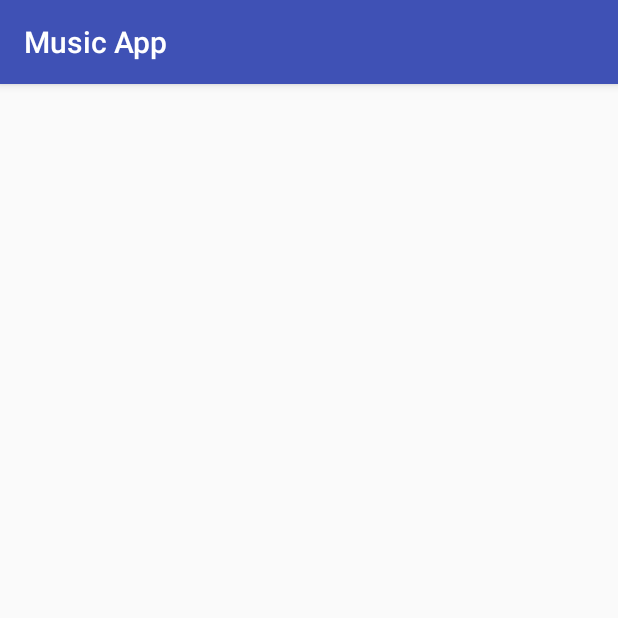
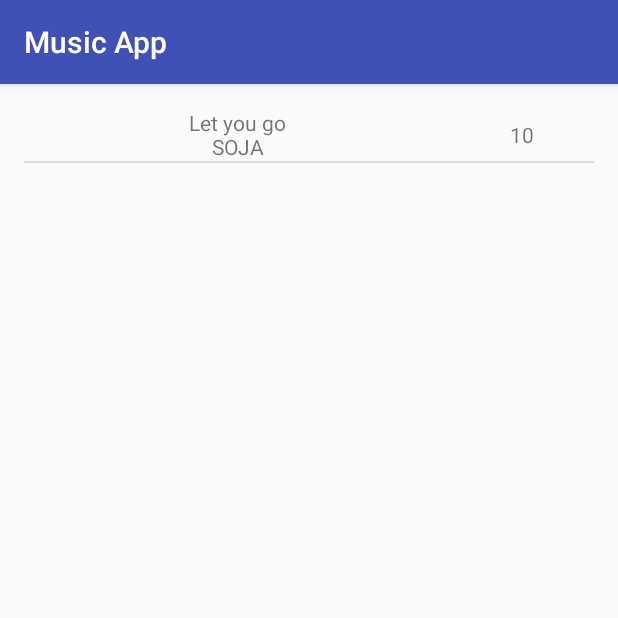
Before and after one commit to dsi28/Music-App, an Android app: the screen it shows after launch (MusicList_Activity), after a tap on an icon or button, on a phone screen of 412 x 824 dp, the top half of it. Run offline under Robolectric (Android 15) with nearby library versions, the phone set to English and light mode, and no system bars; our stand-ins replace ButterKnife; 1 other tap on this screen came first.

Commit message:
2nd activity

```diff
--- a/app/src/main/java/com/example/android/musicapp/MusicList_Activity.java
+++ b/app/src/main/java/com/example/android/musicapp/MusicList_Activity.java
@@ -1,7 +1,11 @@
 package com.example.android.musicapp;
 
+import android.content.Intent;
 import android.support.v7.app.AppCompatActivity;
 import android.os.Bundle;
+import android.widget.ListView;
+
+import java.util.ArrayList;
 
 public class MusicList_Activity extends AppCompatActivity {
 
@@ -9,5 +13,46 @@ public class MusicList_Activity extends AppCompatActivity {
     protected void onCreate(Bundle savedInstanceState) {
         super.onCreate(savedInstanceState);
         setContentView(R.layout.activity_music_list_);
+
+        ArrayList<Song> songList= new ArrayList<>();
+        Intent intent = getIntent();
+        int musicSelection = (int) intent.getSerializableExtra("listNum");
+
+        switch (musicSelection){
+            case 1:
+                songList.add(new Song("reggae", "Let you go", 3.5, "SOJA", "", "Strength To Survive"));
+                songList.add(new Song("reggae", "Let you go", 3.5, "SOJA", "", "Strength To Survive"));
+                songList.add(new Song("reggae", "Let you go", 3.5, "SOJA", "", "Strength To Survive"));
+                songList.add(new Song("reggae", "Let you go", 3.5, "SOJA", "", "Strength To Survive"));
+                songList.add(new Song("reggae", "Let you go", 3.5, "SOJA", "", "Strength To Survive"));
+                songList.add(new Song("reggae", "Let you go", 3.5, "SOJA", "", "Strength To Survive"));
+                songList.add(new Song("reggae", "Let you go", 3.5, "SOJA", "", "Strength To Survive"));
+                songList.add(new Song("reggae", "Let you go", 3.5, "SOJA", "", "Strength To Survive"));
+                songList.add(new Song("reggae", "Let you go", 3.5, "SOJA", "", "Strength To Survive"));
+                songList.add(new Song("reggae", "Let you go", 3.5, "SOJA", "", "Strength To Survive"));
+                songList.add(new Song("reggae", "Let you go", 3.5, "SOJA", "", "Strength To Survive"));
+                songList.add(new Song("reggae", "Let you go", 3.5, "SOJA", "", "Strength To Survive"));
+                songList.add(new Song("reggae", "Let you go", 3.5, "SOJA", "", "Strength To Survive"));
+                songList.add(new Song("reggae", "Let you go", 3.5, "SOJA", "", "Strength To Survive"));
+                break;
+            case 2:
+                songList.add(new Song("reggae", "Let you go", 3.5, "SOJA", "", "Strength To Survive"));
+
+                break;
+            case 3:
+                break;
+            case 4:
+                break;
+            case 5:
+                break;
+            default:
+                break;
+        }
+
+        SongAdapter itemsAdapter = new SongAdapter(this, songList);
+        ListView listView = (ListView) findViewById(R.id.list);
+        listView.setAdapter(itemsAdapter);
+
+
     }
 }
--- /dev/null
+++ b/app/src/main/java/com/example/android/musicapp/Song.java
@@ -0,0 +1,117 @@
+package com.example.android.musicapp;
+
+import android.graphics.drawable.Drawable;
+
+public class Song {
+    //private static int id;
+    private String genre;
+    private String name;
+    private double length;
+    private String mainArtist;
+    private String featArtist;
+    private String displayArtist;
+    private String album;
+    private int Score=10;
+//    public Drawable pic;
+
+
+    public Song(String genre, String name, double length, String mainArtist, String featArtist, String album) {
+        //id++;
+        setGenre(genre);
+        setName(name);
+        setLength(length);
+        setMainArtist(mainArtist);
+        setFeatArtist(featArtist);
+        setAlbum(album);
+        setDisplayArtist();
+    }
+
+    public String displaySongInfo(){
+        return name+"\n"+displayArtist;
+    }
+
+
+    //get
+
+    public String getDisplayArtist() {
+        return displayArtist;
+    }
+
+//    public int getId() {
+//        return id;
+//    }
+
+    public String getGenre() {
+        return genre;
+    }
+
+    public String getName() {
+        return name;
+    }
+
+    public double getLength() {
+        return length;
+    }
+
+    public String getMainArtist() {
+        return mainArtist;
+    }
+
+    public String getFeatArtist() {
+        return featArtist;
+    }
+
+    public String getAlbum() {
+        return album;
+    }
+
+    public String getScore() {
+        return Score+"";
+    }
+
+//    public Drawable getPic() {
+//        return pic;
+//    }
+//
+
+    //set
+    public void setDisplayArtist(){
+        if (featArtist.equals("")){
+            displayArtist= mainArtist;
+        }else {
+            displayArtist = mainArtist + ", " + featArtist;
+        }
+    }
+
+    public void setGenre(String genre) {
+        this.genre = genre;
+    }
+
+    public void setName(String name) {
+        this.name = name;
+    }
+
+    public void setLength(double length) {
+        this.length = length;
+    }
+
+    public void setMainArtist(String mainArtist) {
+        this.mainArtist = mainArtist;
+    }
+
+    public void setFeatArtist(String featArtist) {
+        this.featArtist = featArtist;
+    }
+
+    public void setAlbum(String album) {
+        this.album = album;
+    }
+
+    public void setScore(int score) {
+        Score = score;
+    }
+
+//    public void setPic(Drawable pic) {
+//        this.pic = pic;
+//    }
+}
--- /dev/null
+++ b/app/src/main/java/com/example/android/musicapp/SongAdapter.java
@@ -0,0 +1,56 @@
+package com.example.android.musicapp;
+
+import android.app.Activity;
+import android.support.annotation.NonNull;
+import android.support.annotation.Nullable;
+import android.view.LayoutInflater;
+import android.view.View;
+import android.view.ViewGroup;
+import android.widget.ArrayAdapter;
+import android.widget.TextView;
+
+import java.util.ArrayList;
+
+public class SongAdapter extends ArrayAdapter<Song>{
+
+    @Override
+    public View getView(int position, @Nullable View convertView, @NonNull ViewGroup parent) {
+        // Check if the existing view is being reused, otherwise inflate the view
+        View listItemView = convertView;
+        if(listItemView == null) {
+            listItemView = LayoutInflater.from(getContext()).inflate(
+                    R.layout.list_item, parent, false);
+        }
+
+        // Get the {@link AndroidFlavor} object located at this position in the list
+        Song currentSong = getItem(position);
+
+        // Find the TextView in the list_item.xml layout with the minwok word
+        TextView songInfo = (TextView) listItemView.findViewById(R.id.snameAndArtistTV);
+        // Get the version name from the current AndroidFlavor object and
+        // set this text on the name TextView
+        songInfo.setText(currentSong.displaySongInfo());
+
+        // Find the TextView in the list_item.xml layout with the ID version_number
+        TextView scoreTextView = (TextView) listItemView.findViewById(R.id.scoreTV);
+        // Get the version number from the current AndroidFlavor object and
+        // set this text on the number TextView
+        scoreTextView.setText(currentSong.getScore());
+
+//        // Find the ImageView in the list_item.xml layout with the ID list_item_icon
+//        ImageView iconView = (ImageView) listItemView.findViewById(R.id.list_item_icon);
+//        // Get the image resource ID from the current AndroidFlavor object and
+//        // set the image to iconView
+//        iconView.setImageResource(currentAndroidFlavor.getImageResourceId());
+
+        // Return the whole list item layout (containing 2 TextViews and an ImageView)
+        // so that it can be shown in the ListView
+        return listItemView;
+    }
+
+    public SongAdapter(Activity context, ArrayList<Song> songList){
+        super(context, 0, songList);
+    }
+
+
+}
--- a/app/src/main/res/layout/activity_music_list_.xml
+++ b/app/src/main/res/layout/activity_music_list_.xml
@@ -1,9 +1,10 @@
 <?xml version="1.0" encoding="utf-8"?>
-<android.support.constraint.ConstraintLayout xmlns:android="http://schemas.android.com/apk/res/android"
-    xmlns:app="http://schemas.android.com/apk/res-auto"
-    xmlns:tools="http://schemas.android.com/tools"
+<ListView xmlns:android="http://schemas.android.com/apk/res/android"
+    android:id="@+id/list"
+    android:orientation="vertical"
     android:layout_width="match_parent"
     android:layout_height="match_parent"
-    tools:context=".MusicList_Activity">
-
-</android.support.constraint.ConstraintLayout>
+    android:paddingLeft="16dp"
+    android:paddingRight="16dp"
+    android:paddingBottom="16dp"
+    android:paddingTop="16dp"/>
--- /dev/null
+++ b/app/src/main/res/layout/list_item.xml
@@ -0,0 +1,31 @@
+<?xml version="1.0" encoding="utf-8"?>
+<LinearLayout
+    xmlns:android="http://schemas.android.com/apk/res/android"
+    android:layout_width="match_parent"
+    android:layout_height="wrap_content"
+    xmlns:tools="http://schemas.android.com/tools"
+    android:orientation="horizontal"
+    android:layout_marginTop="16dp"
+    android:layout_marginLeft="16dp"
+    android:layout_marginStart="16dp"
+    android:layout_marginRight="16dp"
+    android:layout_marginEnd="16dp">
+
+    <TextView
+        android:id="@+id/snameAndArtistTV"
+        android:layout_width="0dp"
+        android:layout_height="wrap_content"
+        android:layout_weight="3"
+        android:gravity="center"
+
+        tools:text="I don't wanna wait\nSOJA"/>
+    <TextView
+        android:id="@+id/scoreTV"
+        android:layout_width="0dp"
+        android:layout_height="match_parent"
+        android:layout_weight="1"
+        android:gravity="center"
+
+        tools:text="10"/>
+
+</LinearLayout>
```
Also changed, not shown: app/src/main/java/com/example/android/musicapp/MainActivity.java (+7 -1 lines), app/src/main/res/layout/activity_main.xml (+17 -17 lines).
